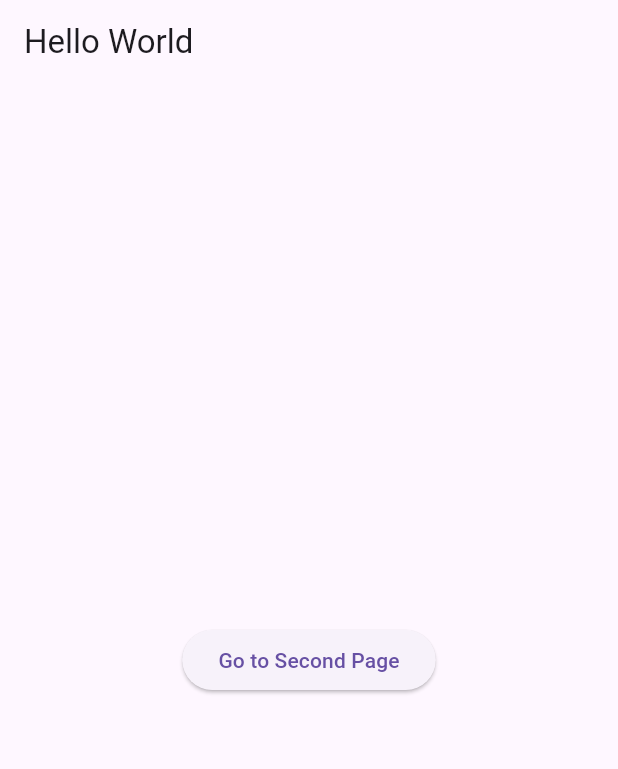
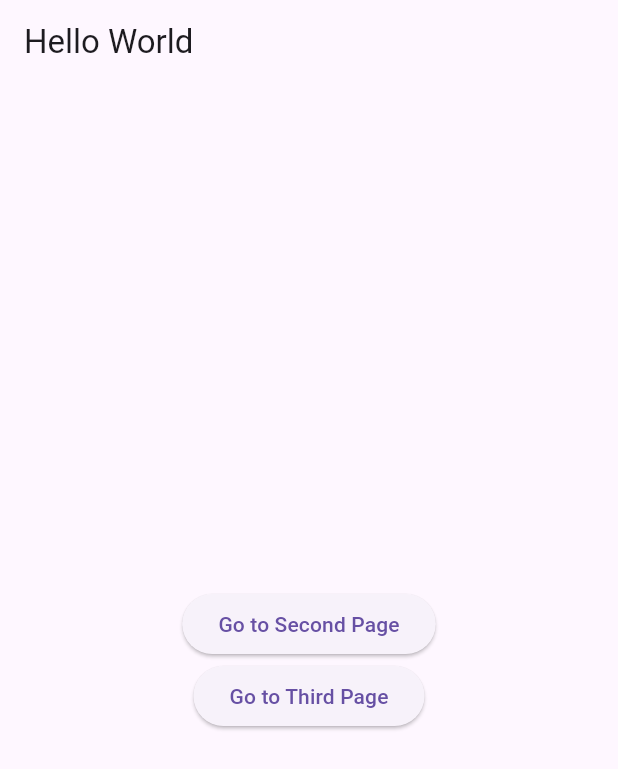
Before and after one commit to robbxi/repofor4330, a Flutter app: the screen it shows after launch, on a phone screen of 412 x 824 dp. Shown: the top 769 px of the screen. Run offline on Flutter 3.47's test engine with Material 3 defaults, Android fonts, the phone set to English and light mode, and no system bars.

Commit message:
add button to third page

```diff
--- a/lib/main.dart
+++ b/lib/main.dart
@@ -29,7 +29,10 @@ class HomePage extends StatelessWidget {
         title: const Text("Hello World"),
       ),
       body: Center(
-        child: ElevatedButton(
+        child: Column(
+          mainAxisAlignment: MainAxisAlignment.center,
+          children: [
+            ElevatedButton(
               onPressed: () {
                 // Navigate to the SecondPage when tapped.
                 Navigator.push(
@@ -38,6 +41,18 @@ class HomePage extends StatelessWidget {
                 );
               },
               child: const Text("Go to Second Page"),
+            ),
+            ElevatedButton(
+              onPressed: () {
+                // Navigate to the ThirdPage when tapped.
+                Navigator.push(
+                  context,
+                  MaterialPageRoute(builder: (context) => const ThirdPage()),
+                );
+              },
+              child: const Text("Go to Third Page"),
+            ),
+          ],
         ),
       ),
     );
```
Lines whose indentation alone changed are shown as unchanged.
